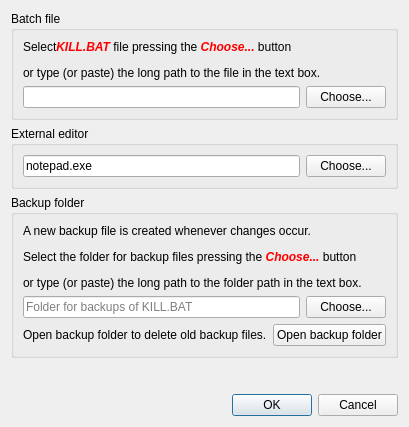
The window that dialog.ui (MarioUnoDueTreQuattro/KillManagerQt) describes before a commit, drawn with Qt 5.
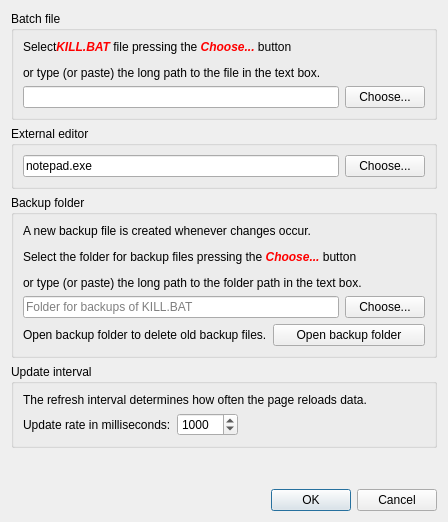
The same window after the commit. Icons and pictures are not drawn.

```diff
--- a/dialog.ui
+++ b/dialog.ui
@@ -7,8 +7,8 @@
    <rect>
     <x>0</x>
     <y>0</y>
-    <width>394</width>
-    <height>427</height>
+    <width>448</width>
+    <height>522</height>
    </rect>
   </property>
   <property name="sizePolicy">
@@ -26,7 +26,9 @@
   <property name="windowTitle">
    <string>Dialog</string>
   </property>
-  <layout class="QVBoxLayout" name="verticalLayout_6">
+  <layout class="QVBoxLayout" name="verticalLayout_9">
+   <item>
+    <layout class="QVBoxLayout" name="verticalLayout_8">
    <item>
     <widget class="QGroupBox" name="groupBox">
      <property name="title">
@@ -174,6 +176,65 @@
       </item>
      </layout>
     </widget>
+     </item>
+     <item>
+      <widget class="QGroupBox" name="groupBox_4">
+       <property name="title">
+        <string>Update interval</string>
+       </property>
+       <layout class="QVBoxLayout" name="verticalLayout_7">
+        <item>
+         <layout class="QVBoxLayout" name="verticalLayout_6">
+          <item>
+           <widget class="QLabel" name="label_2">
+            <property name="text">
+             <string>The refresh interval determines how often the page reloads data.</string>
+            </property>
+           </widget>
+          </item>
+          <item>
+           <layout class="QHBoxLayout" name="horizontalLayout_5">
+            <item>
+             <widget class="QLabel" name="label_3">
+              <property name="text">
+               <string>Update rate in milliseconds:</string>
+              </property>
+             </widget>
+            </item>
+            <item>
+             <widget class="QSpinBox" name="spinBoxUpdateRate">
+              <property name="minimum">
+               <number>1</number>
+              </property>
+              <property name="maximum">
+               <number>10000</number>
+              </property>
+              <property name="value">
+               <number>1000</number>
+              </property>
+             </widget>
+            </item>
+            <item>
+             <spacer name="horizontalSpacer">
+              <property name="orientation">
+               <enum>Qt::Horizontal</enum>
+              </property>
+              <property name="sizeHint" stdset="0">
+               <size>
+                <width>40</width>
+                <height>20</height>
+               </size>
+              </property>
+             </spacer>
+            </item>
+           </layout>
+          </item>
+         </layout>
+        </item>
+       </layout>
+      </widget>
+     </item>
+    </layout>
    </item>
    <item>
     <spacer name="verticalSpacer">
```
Lines whose indentation alone changed are shown as unchanged.
